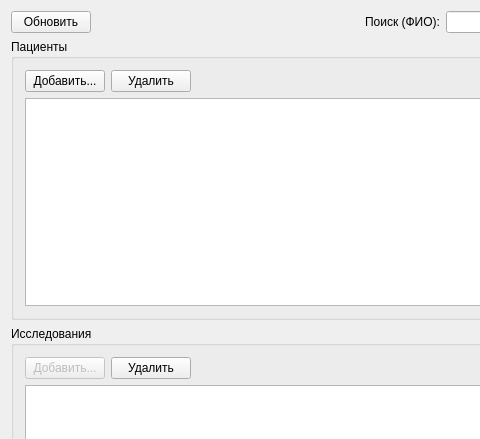
popovdg/med, file med/mainwindow.ui: the form before one commit; both pictures show x 0 to 480 and y 0 to 439 of the 724 by 617 pixel window.
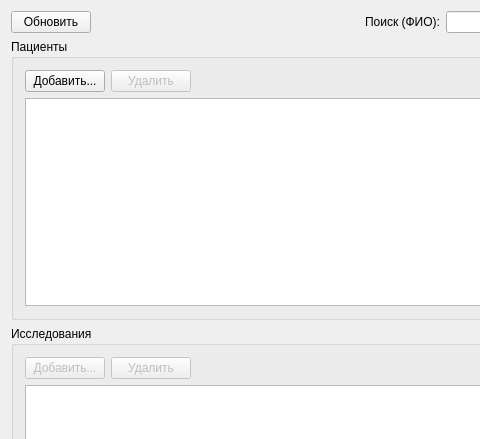
The form after the commit. Icons and pictures are not drawn.

Commit message: Улучшение выделения и удаления элементов

```diff
--- a/med/mainwindow.ui
+++ b/med/mainwindow.ui
@@ -79,6 +79,9 @@
            </item>
            <item>
             <widget class="QPushButton" name="removePersonButton">
+             <property name="enabled">
+              <bool>false</bool>
+             </property>
              <property name="text">
               <string>Удалить</string>
              </property>
@@ -137,6 +140,9 @@
            </item>
            <item>
             <widget class="QPushButton" name="removeStudyButton">
+             <property name="enabled">
+              <bool>false</bool>
+             </property>
              <property name="text">
               <string>Удалить</string>
              </property>
```
Left out of the diff: 3 changed lines with no effect on the pictures. The commit also changes 2 other files.
